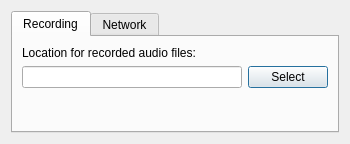
Above: src/qtgui/audio_options.ui from gqrx-sdr/gqrx before the change. Below: the same form after it.
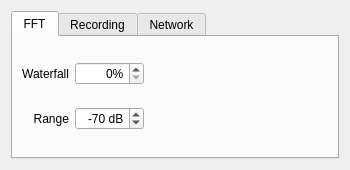
That is the form after the change. Icons and pictures are not drawn.

Commit message:
Audio FFT improvements.
Enable waterfall on audio FFT (closes issue #355).
Restore dB range between sessions (ref. level fixed at 0).
New options tab to set FFT split and dB range using spin buttons.

The edit to the form file:
```diff
--- a/src/qtgui/audio_options.ui
+++ b/src/qtgui/audio_options.ui
@@ -7,7 +7,7 @@
     <x>0</x>
     <y>0</y>
     <width>350</width>
-    <height>144</height>
+    <height>170</height>
    </rect>
   </property>
   <property name="windowTitle">
@@ -23,6 +23,94 @@
      <property name="currentIndex">
       <number>0</number>
      </property>
+     <widget class="QWidget" name="tab0">
+      <attribute name="title">
+       <string>FFT</string>
+      </attribute>
+      <attribute name="toolTip">
+       <string>Audio FFT settings</string>
+      </attribute>
+      <layout class="QGridLayout" name="gridLayout_2">
+       <item row="0" column="0">
+        <widget class="QLabel" name="splitLable">
+         <property name="text">
+          <string>Waterfall</string>
+         </property>
+         <property name="alignment">
+          <set>Qt::AlignRight|Qt::AlignTrailing|Qt::AlignVCenter</set>
+         </property>
+        </widget>
+       </item>
+       <item row="0" column="1">
+        <widget class="QSpinBox" name="splitSpinBox">
+         <property name="alignment">
+          <set>Qt::AlignRight|Qt::AlignTrailing|Qt::AlignVCenter</set>
+         </property>
+         <property name="suffix">
+          <string>%</string>
+         </property>
+         <property name="maximum">
+          <number>100</number>
+         </property>
+        </widget>
+       </item>
+       <item row="0" column="2">
+        <spacer name="horizontalSpacer">
+         <property name="orientation">
+          <enum>Qt::Horizontal</enum>
+         </property>
+         <property name="sizeHint" stdset="0">
+          <size>
+           <width>166</width>
+           <height>20</height>
+          </size>
+         </property>
+        </spacer>
+       </item>
+       <item row="1" column="0">
+        <widget class="QLabel" name="rangeLabel">
+         <property name="text">
+          <string>Range</string>
+         </property>
+         <property name="alignment">
+          <set>Qt::AlignRight|Qt::AlignTrailing|Qt::AlignVCenter</set>
+         </property>
+        </widget>
+       </item>
+       <item row="1" column="1">
+        <widget class="QSpinBox" name="scaleSpinBox">
+         <property name="alignment">
+          <set>Qt::AlignRight|Qt::AlignTrailing|Qt::AlignVCenter</set>
+         </property>
+         <property name="suffix">
+          <string> dB</string>
+         </property>
+         <property name="minimum">
+          <number>-150</number>
+         </property>
+         <property name="maximum">
+          <number>-20</number>
+         </property>
+         <property name="value">
+          <number>-70</number>
+         </property>
+        </widget>
+       </item>
+       <item row="1" column="2">
+        <spacer name="horizontalSpacer_2">
+         <property name="orientation">
+          <enum>Qt::Horizontal</enum>
+         </property>
+         <property name="sizeHint" stdset="0">
+          <size>
+           <width>166</width>
+           <height>20</height>
+          </size>
+         </property>
+        </spacer>
+       </item>
+      </layout>
+     </widget>
      <widget class="QWidget" name="tab1">
       <attribute name="title">
        <string>Recording</string>
```
The commit also changes 5 other files.
